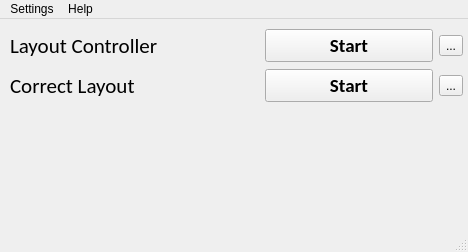
This is src/Chiya/mainwindow.ui in QYQYMBA/ChiyaProject as Qt 5 draws it before an edit. The edited form follows.
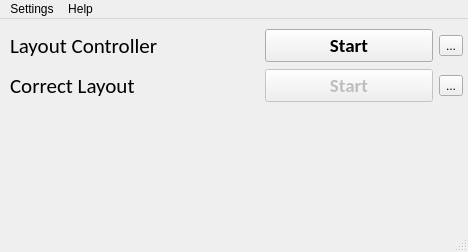
This is the edited form.

```diff
--- a/src/Chiya/mainwindow.ui
+++ b/src/Chiya/mainwindow.ui
@@ -127,6 +127,9 @@
      </item>
      <item>
       <widget class="QPushButton" name="clStateButton">
+       <property name="enabled">
+        <bool>false</bool>
+       </property>
        <property name="font">
         <font>
          <family>Calibri</family>
```
